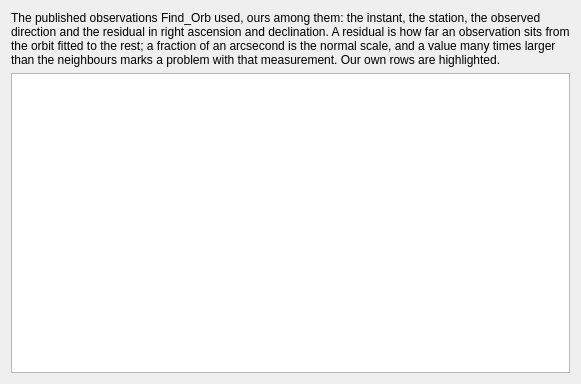
irydeo/nightscribe, file nightscribe/gui/ui/ufe_published_obs_dialog.ui: the form before one commit.
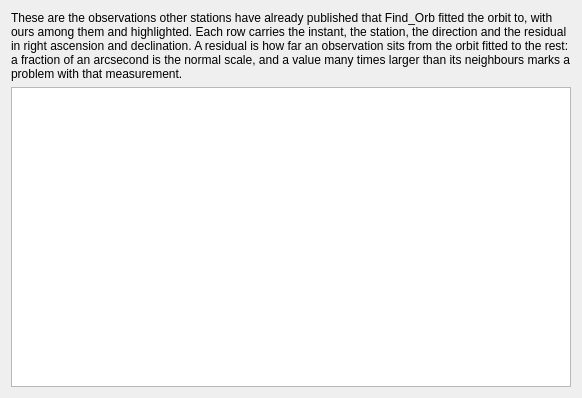
The form after the commit.

Diff of the .ui file:
```diff
--- a/nightscribe/gui/ui/ufe_published_obs_dialog.ui
+++ b/nightscribe/gui/ui/ufe_published_obs_dialog.ui
@@ -18,7 +18,7 @@
    <item>
     <widget class="QLabel" name="lbl_residuals_hint">
      <property name="text">
-      <string>The published observations Find_Orb used, ours among them: the instant, the station, the observed direction and the residual in right ascension and declination. A residual is how far an observation sits from the orbit fitted to the rest; a fraction of an arcsecond is the normal scale, and a value many times larger than the neighbours marks a problem with that measurement. Our own rows are highlighted.</string>
+      <string>These are the observations other stations have already published that Find_Orb fitted the orbit to, with ours among them and highlighted. Each row carries the instant, the station, the direction and the residual in right ascension and declination. A residual is how far an observation sits from the orbit fitted to the rest: a fraction of an arcsecond is the normal scale, and a value many times larger than its neighbours marks a problem with that measurement.</string>
      </property>
      <property name="wordWrap"><bool>true</bool></property>
     </widget>
```
